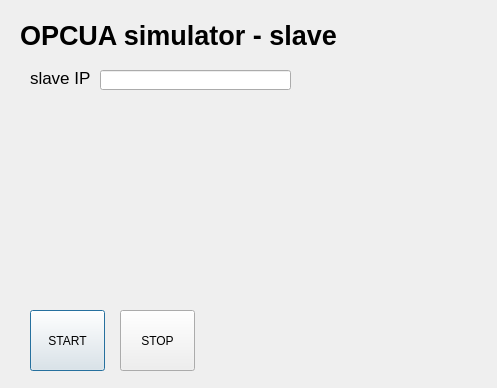
Before: the Qt Designer form slave_view.ui in Dibrary/OPC_simulator, drawn with Qt 5.
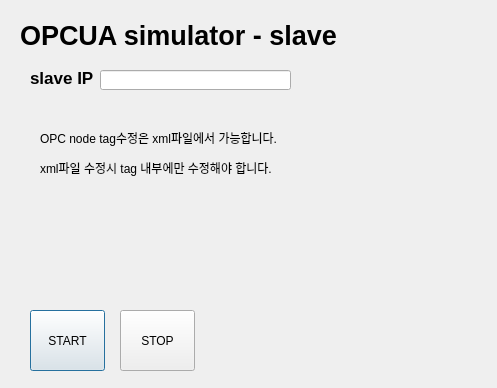
After: the same form once the commit is applied.

Commit message: 211123 node를 생성해서, OPC server 구동하는 데 성공. (정상 동작 확인 및 UaExpert client로 확인 완료)

```diff
--- a/slave_view.ui
+++ b/slave_view.ui
@@ -48,13 +48,15 @@
     <rect>
      <x>30</x>
      <y>70</y>
-     <width>61</width>
+     <width>71</width>
      <height>16</height>
     </rect>
    </property>
    <property name="font">
     <font>
      <pointsize>13</pointsize>
+     <weight>75</weight>
+     <bold>true</bold>
     </font>
    </property>
    <property name="text">
@@ -87,6 +89,32 @@
     <string>STOP</string>
    </property>
   </widget>
+  <widget class="QLabel" name="label_3">
+   <property name="geometry">
+    <rect>
+     <x>40</x>
+     <y>130</y>
+     <width>421</width>
+     <height>16</height>
+    </rect>
+   </property>
+   <property name="text">
+    <string>OPC node tag수정은 xml파일에서 가능합니다.</string>
+   </property>
+  </widget>
+  <widget class="QLabel" name="label_4">
+   <property name="geometry">
+    <rect>
+     <x>40</x>
+     <y>160</y>
+     <width>421</width>
+     <height>16</height>
+    </rect>
+   </property>
+   <property name="text">
+    <string>xml파일 수정시 tag 내부에만 수정해야 합니다.</string>
+   </property>
+  </widget>
  </widget>
  <resources/>
  <connections/>
```
The commit also changes 1 other file.
